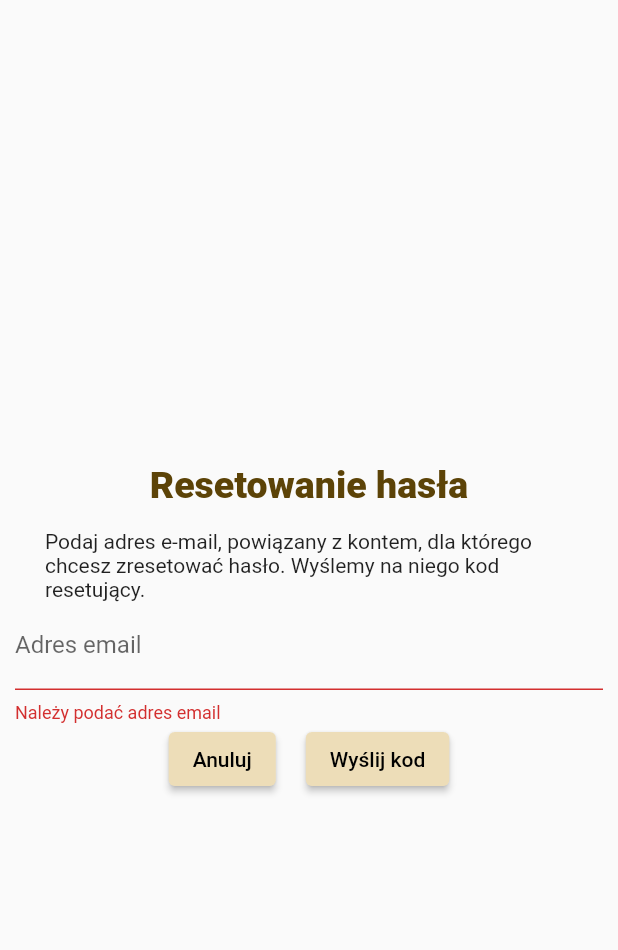
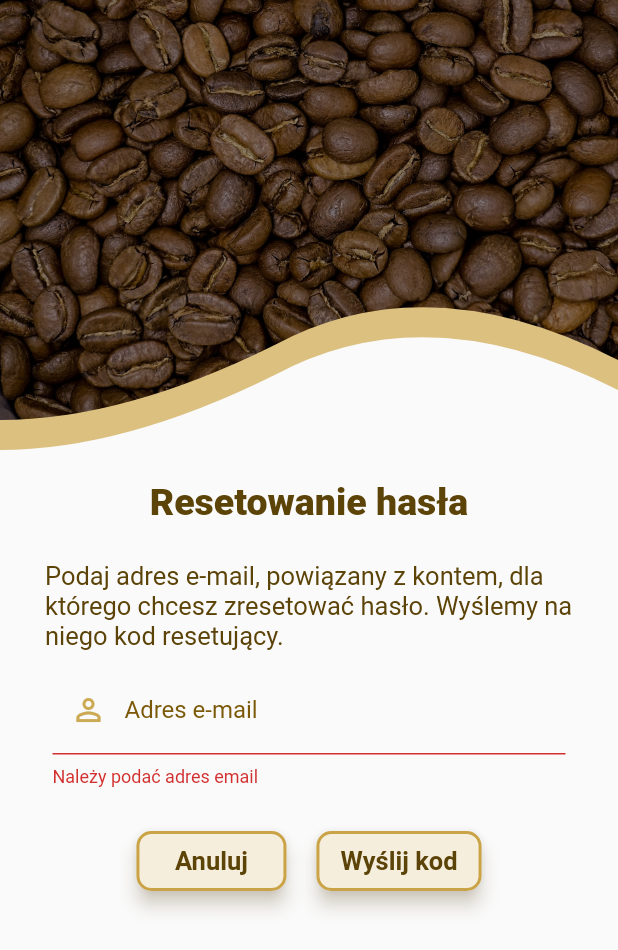
Before and after one commit to FerencMarcin/Cafe-mobile-app, a Flutter app: the ResetPasswordView screen opened by its route, on a phone screen of 412 x 824 dp. Shown: the top 950 px of the screen. Run offline on Flutter 3.47's test engine with Material 2 defaults, Android fonts, the phone set to English and light mode, and no system bars; our stand-ins replace carousel_slider, dio, email_validator, flutter_dotenv, flutter_secure_storage, get and 2 more; accounts and stored records are empty; statements that could not run were skipped.

Commit message:
Add styling #12

```diff
--- a/lib/view/resetPassword_view.dart
+++ b/lib/view/resetPassword_view.dart
@@ -1,8 +1,11 @@
 import 'package:flutter/material.dart';
 import 'package:get/get.dart';
 
+import '../theme/colors.dart';
 import '../viewModel/auth_viewModel.dart';
+import 'clipper/imageBorderClip.dart';
 import 'components/sectionTitle.dart';
+import 'components/authForm.dart';
 
 class ResetPasswordView extends StatefulWidget {
   const ResetPasswordView({Key? key}) : super(key: key);
@@ -24,41 +27,63 @@ class _ResetPasswordViewState extends State<ResetPasswordView> {
   @override
   Widget build(BuildContext context) {
     return Scaffold(
-      body: Padding(
-        padding: EdgeInsets.symmetric(horizontal: 10),
+      body: SingleChildScrollView(
         child: Form(
           autovalidateMode: AutovalidateMode.always,
           key: _formKey,
           child: Column(
             mainAxisAlignment: MainAxisAlignment.center,
             children: [
-              sectionTitle('Resetowanie hasła'),
+              Stack(
+                children: [
+                  ClipPath(
+                    clipper: ImageBorderClip(), //set our custom wave clipper
+                    child:Container(
+                      color: AppColors.burlyWood,
+                      height: 300.0,
+                    ),
+                  ),
+                  ClipPath(
+                    clipper: ImageBorderClip(),
+                    child: Container(
+                      height: 280.0,
+                      decoration: const BoxDecoration(
+                        shape: BoxShape.rectangle,
+                        image: DecorationImage(
+                            image: AssetImage("images/initPageImage.jpg"),
+                            colorFilter: ColorFilter.mode(AppColors.photoFilter, BlendMode.modulate),
+                            fit: BoxFit.cover
+                        ),
+                      ),
+                    ),
+                  ),
+                ],
+              ),
               Padding(
-                padding: EdgeInsets.symmetric(horizontal: 20.0),
-                child: Text('Podaj adres e-mail, powiązany z kontem, dla którego chcesz zresetować hasło. Wyślemy na niego kod resetujący.'),
+                padding: const EdgeInsets.only(top: 5.0, bottom: 10.0),
+                child: sectionTitle('Resetowanie hasła')
               ),
-              TextFormField(
-                controller: emailController,
-                decoration: const InputDecoration(
-                  labelText: 'Adres email',
+              Padding(
+                padding: const EdgeInsets.symmetric(horizontal: 30.0),
+                child: Text('Podaj adres e-mail, powiązany z kontem, dla którego chcesz zresetować hasło. Wyślemy na niego kod resetujący.', style: textStyle),
               ),
-                validator: (value) {
-                  return (value == null || value.isEmpty)
-                      ? 'Należy podać adres email'
-                      : null;
-                },
+              Padding(
+                padding: const EdgeInsets.fromLTRB(35.0, 10.0, 35.0, 25.0),
+                child: AuthForm.emailFormField(emailController),
               ),
               Row(
                 mainAxisAlignment: MainAxisAlignment.center,
                 children: [
                   ElevatedButton(
+                    style: buttonStyle,
                     onPressed: ()  {
                       Navigator.pop(context);
                     },
-                      child: Text('Anuluj')
+                    child: Text('Anuluj', style: buttonTextStyle)
                   ),
-                  SizedBox(width: 20.0),
+                  const SizedBox(width: 20.0),
                   ElevatedButton(
+                    style: buttonStyle,
                     onPressed: () async {
                       if (_formKey.currentState?.validate() ?? false) {
 
@@ -66,7 +91,7 @@ class _ResetPasswordViewState extends State<ResetPasswordView> {
                         Get.dialog(passwordResetStatusMessage(message));
                       }
                     },
-                      child: Text('Wyślij kod')
+                    child: Text('Wyślij kod', style: buttonTextStyle)
                   ),
                 ],
               )
@@ -88,8 +113,11 @@ class _ResetPasswordViewState extends State<ResetPasswordView> {
     return StatefulBuilder(
         builder: (context, setState) {
           return AlertDialog(
-            title: const Text("Resetowanie hasła"),
-            content: Text(content),
+            title: Center(child: sectionTitle("Resetowanie hasła")),
+            content: Padding(
+              padding: const EdgeInsets.symmetric(horizontal: 10.0),
+              child: Text(content, textAlign: TextAlign.justify, style: textStyle),
+            ),
             actions: message['error'] == null
                 ? <Widget>[
                   Form(
@@ -97,10 +125,17 @@ class _ResetPasswordViewState extends State<ResetPasswordView> {
                     key: _newPassFormKey,
                     child: Column(
                       children: [
-                        TextFormField(
+                        Padding(
+                          padding: const EdgeInsets.symmetric(horizontal: 20.0, vertical: 5.0),
+                          child: TextFormField(
                             controller: resetCodeController,
-                          decoration: const InputDecoration(
+                            obscureText: true,
+                            decoration: InputDecoration(
                               labelText: 'Kod resetujący',
+                              labelStyle: TextStyle(
+                                  color: AppColors.darkGoldenrodMap[800]
+                              ),
+                              prefixIcon: Icon(Icons.wifi_protected_setup_outlined, color: AppColors.darkGoldenrodMap[400]),
                             ),
                             validator: (value) {
                               return (value == null || value.isEmpty)
@@ -108,22 +143,22 @@ class _ResetPasswordViewState extends State<ResetPasswordView> {
                                   : null;
                             },
                           ),
-                        TextFormField(
-                          controller: newPassController,
-                          decoration: const InputDecoration(
-                            labelText: 'Nowe hasło',
                         ),
-                          validator: (value) {
-                            return (value == null || value.isEmpty)
-                                ? 'Należy podać hasło'
-                                : null;
-                          },
+                        Padding(
+                          padding: const EdgeInsets.fromLTRB(20.0, 5.0, 20.0, 15.0),
+                          child: AuthForm.passwordFormFieldValidated(newPassController),
                         ),
                         closeButton ? ElevatedButton(
-                          child: const Text('Zamknij'),
-                          onPressed: () { Navigator.pop((context));},
+                          style: buttonStyle,
+                          child: Text('Zamknij', style: buttonTextStyle,),
+                          onPressed: () {
+                            resetCodeController.clear();
+                            newPassController.clear();
+                            Navigator.pop((context));
+                          },
                         ) : ElevatedButton(
-                          child: const Text('Zmień hasło'),
+                          style: buttonStyle,
+                          child: Text('Zmień hasło', style: buttonTextStyle,),
                           onPressed: () async {
                             if (_newPassFormKey.currentState?.validate() ?? false) {
                               String response = await _authViewModel.changePassword(
@@ -143,7 +178,8 @@ class _ResetPasswordViewState extends State<ResetPasswordView> {
                   )
                 ] : <Widget>[
                   ElevatedButton(
-                    child: const Text('Wróć'),
+                    style: buttonStyle,
+                    child: Text('Wróć', style: buttonTextStyle,),
                     onPressed: () { Navigator.pop((context));},
                   ),
                 ]
@@ -151,4 +187,24 @@ class _ResetPasswordViewState extends State<ResetPasswordView> {
         }
     );
   }
+
+  final TextStyle textStyle = TextStyle(
+      color: AppColors.darkGoldenrodMap[900],
+      fontSize: 17.0
+  );
+
+  final ButtonStyle buttonStyle = ElevatedButton.styleFrom(
+      minimumSize: const Size(100.0, 40.0),
+      shape: RoundedRectangleBorder(borderRadius: BorderRadius.circular(10.0)),
+      side: const BorderSide(width: 2.0, color: AppColors.aztecGold),
+      backgroundColor: AppColors.darkGoldenrodMap[50],
+      elevation: 5.0,
+      shadowColor: AppColors.darkGoldenrodMap[100]
+  );
+
+  final TextStyle buttonTextStyle = TextStyle(
+      color: AppColors.darkGoldenrodMap[900],
+      fontWeight: FontWeight.bold,
+      fontSize: 17.0
+  );
 }
```
Lines whose indentation alone changed are shown as unchanged.
